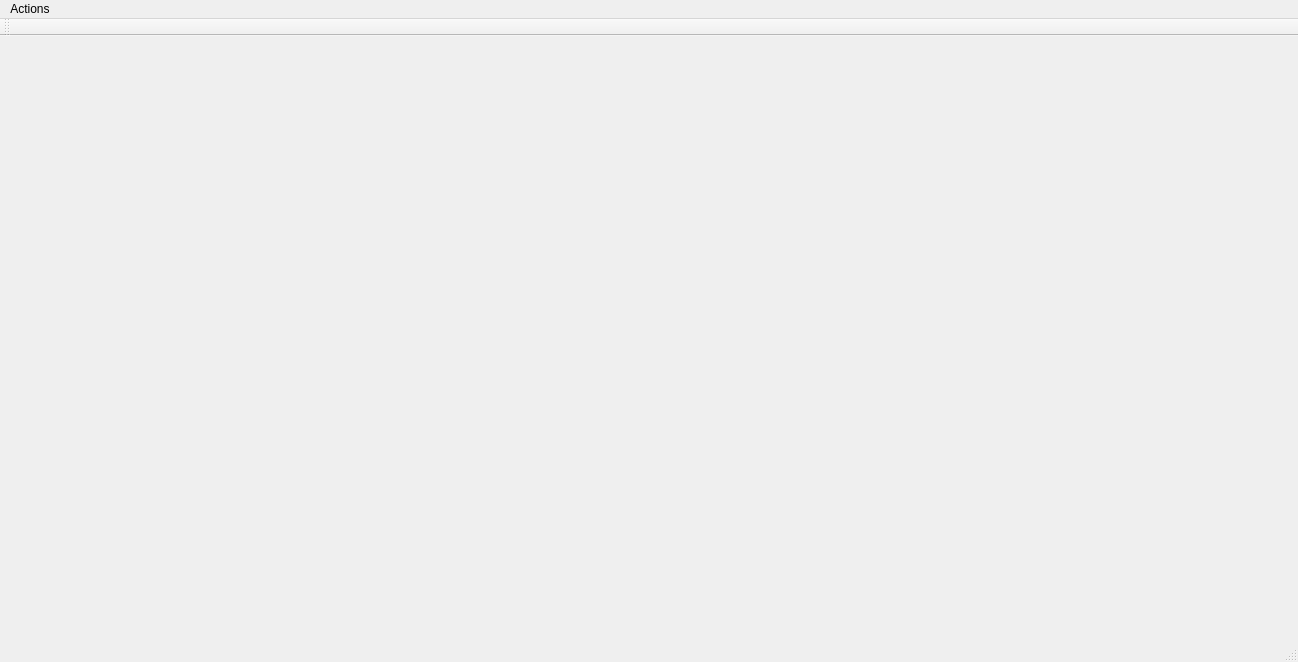
This is mainwindow.ui in DanG100/LED-Controller as Qt 5 draws it before an edit. The edited form follows.
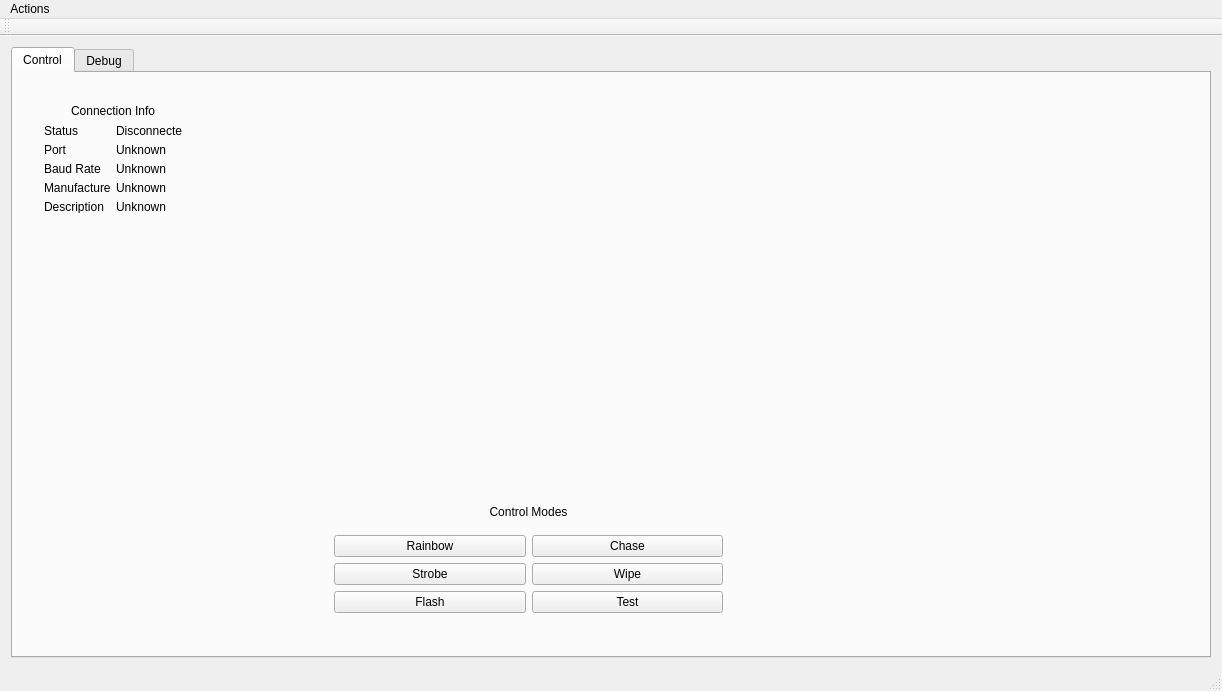
This is the edited form.

Commit message: added ui elements implemented connection info

The edit to the form file:
```diff
--- a/mainwindow.ui
+++ b/mainwindow.ui
@@ -6,20 +6,216 @@
    <rect>
     <x>0</x>
     <y>0</y>
-    <width>1298</width>
-    <height>662</height>
+    <width>1222</width>
+    <height>691</height>
    </rect>
   </property>
   <property name="windowTitle">
    <string>MainWindow</string>
   </property>
-  <widget class="QWidget" name="centralWidget"/>
+  <widget class="QWidget" name="centralWidget">
+   <layout class="QHBoxLayout" name="horizontalLayout">
+    <item>
+     <widget class="QTabWidget" name="tabWidget">
+      <property name="currentIndex">
+       <number>0</number>
+      </property>
+      <widget class="QWidget" name="tab">
+       <attribute name="title">
+        <string>Control</string>
+       </attribute>
+       <widget class="QWidget" name="gridLayoutWidget">
+        <property name="geometry">
+         <rect>
+          <x>310</x>
+          <y>410</y>
+          <width>411</width>
+          <height>141</height>
+         </rect>
+        </property>
+        <layout class="QGridLayout" name="controlModeGrid">
+         <item row="1" column="0">
+          <widget class="QPushButton" name="pushButton">
+           <property name="text">
+            <string>Rainbow</string>
+           </property>
+          </widget>
+         </item>
+         <item row="3" column="0">
+          <widget class="QPushButton" name="pushButton_2">
+           <property name="text">
+            <string>Flash</string>
+           </property>
+          </widget>
+         </item>
+         <item row="2" column="0">
+          <widget class="QPushButton" name="pushButton_3">
+           <property name="text">
+            <string>Strobe</string>
+           </property>
+          </widget>
+         </item>
+         <item row="1" column="1">
+          <widget class="QPushButton" name="pushButton_4">
+           <property name="text">
+            <string>Chase</string>
+           </property>
+          </widget>
+         </item>
+         <item row="3" column="1">
+          <widget class="QPushButton" name="pushButton_6">
+           <property name="text">
+            <string>Test</string>
+           </property>
+          </widget>
+         </item>
+         <item row="2" column="1">
+          <widget class="QPushButton" name="pushButton_5">
+           <property name="text">
+            <string>Wipe</string>
+           </property>
+          </widget>
+         </item>
+         <item row="0" column="0" colspan="2">
+          <widget class="QLabel" name="controlModeLabel">
+           <property name="text">
+            <string>Control Modes</string>
+           </property>
+           <property name="alignment">
+            <set>Qt::AlignCenter</set>
+           </property>
+          </widget>
+         </item>
+        </layout>
+       </widget>
+       <widget class="QWidget" name="gridLayoutWidget_2">
+        <property name="geometry">
+         <rect>
+          <x>20</x>
+          <y>20</y>
+          <width>160</width>
+          <height>131</height>
+         </rect>
+        </property>
+        <layout class="QGridLayout" name="connectInfoGrid">
+         <item row="4" column="0">
+          <widget class="QLabel" name="manufactLabel">
+           <property name="text">
+            <string>Manufacturer</string>
+           </property>
+          </widget>
+         </item>
+         <item row="2" column="0">
+          <widget class="QLabel" name="portLabel">
+           <property name="text">
+            <string>Port</string>
+           </property>
+          </widget>
+         </item>
+         <item row="1" column="1">
+          <widget class="QLabel" name="statusText">
+           <property name="text">
+            <string>Disconnected</string>
+           </property>
+          </widget>
+         </item>
+         <item row="5" column="0">
+          <widget class="QLabel" name="descLabel">
+           <property name="text">
+            <string>Description</string>
+           </property>
+          </widget>
+         </item>
+         <item row="4" column="1">
+          <widget class="QLabel" name="manufactText">
+           <property name="text">
+            <string>Unknown</string>
+           </property>
+          </widget>
+         </item>
+         <item row="5" column="1">
+          <widget class="QLabel" name="descText">
+           <property name="text">
+            <string>Unknown</string>
+           </property>
+          </widget>
+         </item>
+         <item row="3" column="1">
+          <widget class="QLabel" name="baudText">
+           <property name="text">
+            <string>Unknown</string>
+           </property>
+          </widget>
+         </item>
+         <item row="1" column="0">
+          <widget class="QLabel" name="statusLabel">
+           <property name="text">
+            <string>Status</string>
+           </property>
+          </widget>
+         </item>
+         <item row="2" column="1">
+          <widget class="QLabel" name="portText">
+           <property name="text">
+            <string>Unknown</string>
+           </property>
+          </widget>
+         </item>
+         <item row="3" column="0">
+          <widget class="QLabel" name="baudLabel">
+           <property name="text">
+            <string>Baud Rate</string>
+           </property>
+          </widget>
+         </item>
+         <item row="0" column="0" colspan="2">
+          <widget class="QLabel" name="connectInfoLabel">
+           <property name="text">
+            <string>Connection Info</string>
+           </property>
+           <property name="alignment">
+            <set>Qt::AlignCenter</set>
+           </property>
+          </widget>
+         </item>
+        </layout>
+       </widget>
+       <zorder>connectInfoLabel</zorder>
+       <zorder>gridLayoutWidget</zorder>
+       <zorder>gridLayoutWidget_2</zorder>
+       <zorder>controlModeLabel</zorder>
+      </widget>
+      <widget class="QWidget" name="tab_2">
+       <attribute name="title">
+        <string>Debug</string>
+       </attribute>
+       <layout class="QHBoxLayout" name="horizontalLayout_2">
+        <item>
+         <layout class="QVBoxLayout" name="verticalLayout">
+          <item alignment="Qt::AlignHCenter">
+           <widget class="QLabel" name="label">
+            <property name="text">
+             <string>Communication Log</string>
+            </property>
+           </widget>
+          </item>
+          <item>
+           <widget class="QTextBrowser" name="textBrowser"/>
+          </item>
+         </layout>
+        </item>
+       </layout>
+      </widget>
+     </widget>
+    </item>
+   </layout>
+  </widget>
   <widget class="QMenuBar" name="menuBar">
    <property name="geometry">
     <rect>
      <x>0</x>
      <y>0</y>
-     <width>1298</width>
+     <width>1222</width>
      <height>21</height>
     </rect>
    </property>
```
The commit also changes 4 other files.
